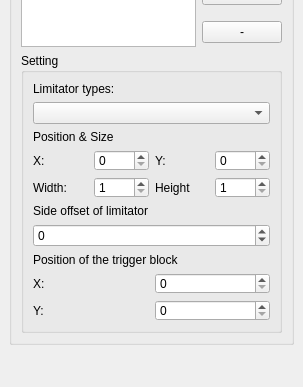
Before: the Qt Designer form DockWidget/CameraControlDockWidget.ui in wario-land/WL4Editor, drawn with Qt 5; both pictures show x 0 to 303 and y 180 to 567 of the 303 by 567 pixel window.
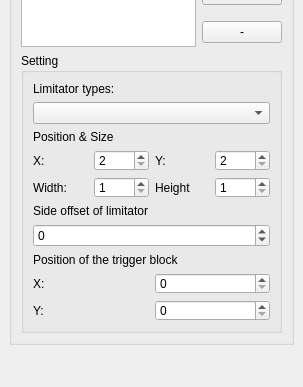
After: the same form once the commit is applied.

Commit message: full implement Camera Control Dock Widget

The edit to the form file:
```diff
--- a/DockWidget/CameraControlDockWidget.ui
+++ b/DockWidget/CameraControlDockWidget.ui
@@ -119,6 +119,9 @@
               </property>
               <item row="0" column="1">
                <widget class="QSpinBox" name="spinBox_x1">
+                <property name="minimum">
+                 <number>2</number>
+                </property>
                 <property name="maximum">
                  <number>255</number>
                 </property>
@@ -140,6 +143,9 @@
               </item>
               <item row="0" column="3">
                <widget class="QSpinBox" name="spinBox_y1">
+                <property name="minimum">
+                 <number>2</number>
+                </property>
                 <property name="maximum">
                  <number>255</number>
                 </property>
```
The commit also changes 2 other files.
